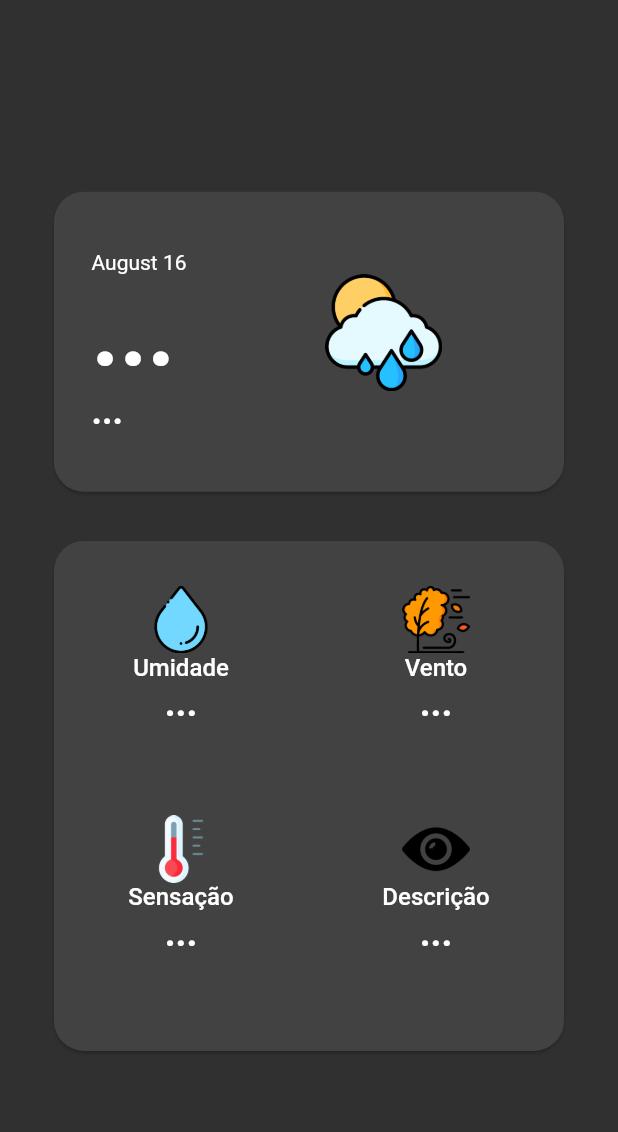
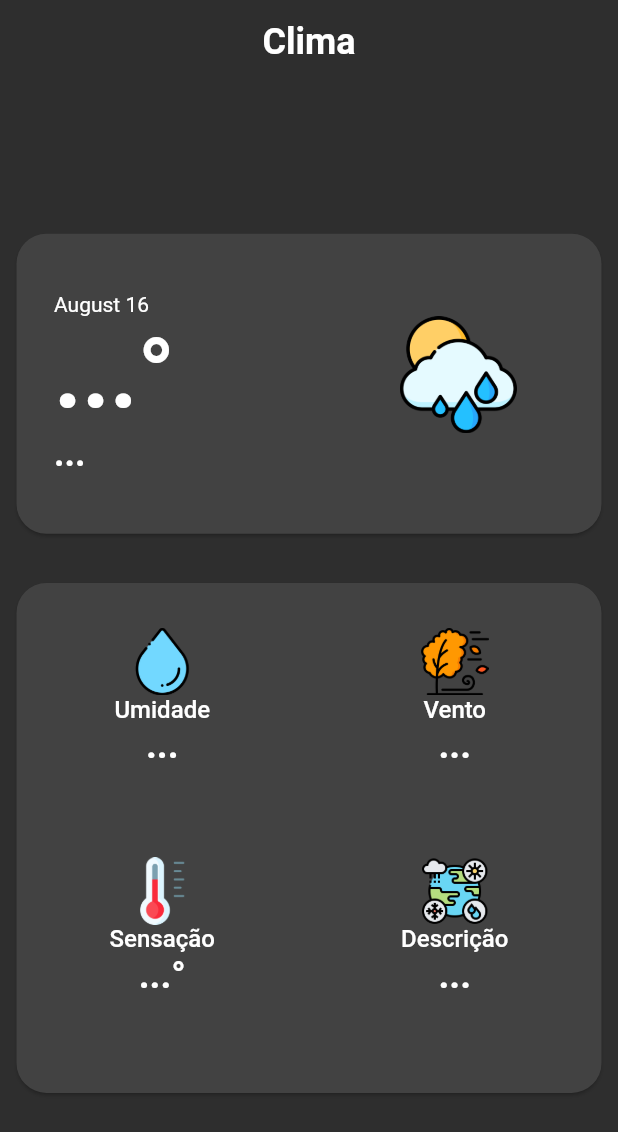
Before and after one commit to kauabarrosg/Clima, a Flutter app: the screen it shows after launch, on a phone screen of 412 x 824 dp. Shown: the top 1132 px of the screen. Run offline on Flutter 3.47's test engine with Material 2 defaults, Android fonts, the phone set to English and light mode, and no system bars; network calls fail.

```diff
--- a/lib/main.dart
+++ b/lib/main.dart
@@ -1,10 +1,11 @@
+import 'package:clima_app/pages/loadingPage.dart';
 import 'package:clima_app/pages/screen.dart';
 import 'package:flutter/material.dart';
 
 void main() {
   runApp(MaterialApp(
+    theme: ThemeData.dark(),
     debugShowCheckedModeBanner: false,
-    theme: ThemeData.dark(),
-    home: const Screen(),
+    home: const LoadingPage(),
   ));
 }
--- a/lib/pages/screen.dart
+++ b/lib/pages/screen.dart
@@ -42,9 +42,29 @@ class _ScreenState extends State<Screen> {
     print(response.body);
   }
 
+  _AppBar(){
+    return AppBar(
+      backgroundColor: Color(0xff2E2E2E),
+      elevation: 0,
+      centerTitle: true,
+        title: Text(
+          'Clima',
+          style: TextStyle(
+            fontSize: 24,
+            fontWeight: FontWeight.bold,
+            color: Colors.white
+          ),
+          )
+      );
+  }
+
   @override
   Widget build(BuildContext context) {
+
+    AppBar();
     return Scaffold(
+      backgroundColor: Color(0xff2E2E2E),
+      appBar: _AppBar(),
         body: Center(
       child: SingleChildScrollView(
         child: Padding(
--- a/lib/widget/widgetClimate.dart
+++ b/lib/widget/widgetClimate.dart
@@ -8,7 +8,7 @@ Widget WidgetClimate(
   return Card(
       shape: RoundedRectangleBorder(borderRadius: BorderRadius.circular(20)),
       child: Container(
-        width: 340,
+        width: 390,
         height: 200,
         child: Padding(
           padding: const EdgeInsets.only(left: 25),
@@ -22,10 +22,10 @@ Widget WidgetClimate(
               Row(
                 children: [
                   Text(
-                    temperatura,
+                    '$temperatura°',
                     style: TextStyle(fontSize: 64, fontWeight: FontWeight.bold),
                   ),
-                  SizedBox(width: 100),
+                  SizedBox(width: 150),
                   Container(
                       width: 78,
                       height: 78,
--- a/lib/widget/widgetTable.dart
+++ b/lib/widget/widgetTable.dart
@@ -9,7 +9,7 @@ Widget widgetTable(
   return Card(
     shape: RoundedRectangleBorder(borderRadius: BorderRadius.circular(20)),
     child: Container(
-      width: 340,
+      width: 390,
       height: 340,
       child: Padding(
         padding: const EdgeInsets.only(top: 30),
@@ -40,7 +40,7 @@ Widget widgetTable(
                   style: TextStyle(fontSize: 16, fontWeight: FontWeight.w500),
                 ),
                 Text(
-                 sensacao,
+                 '$sensacao°',
                   style: TextStyle(fontSize: 25, fontWeight: FontWeight.bold),
                 ),
               ]),
@@ -62,7 +62,7 @@ Widget widgetTable(
                 Container(
                     width: 45,
                     height: 45,
-                    child: Image.asset('assets/imagens/visao.png')),
+                    child: Image.asset('assets/imagens/clima.png')),
                 Text(
                   'Descrição',
                   style: TextStyle(fontSize: 16, fontWeight: FontWeight.w500),
```
Also changed, not shown: lib/pages/loadingPage.dart (added, +35 -0 lines).
